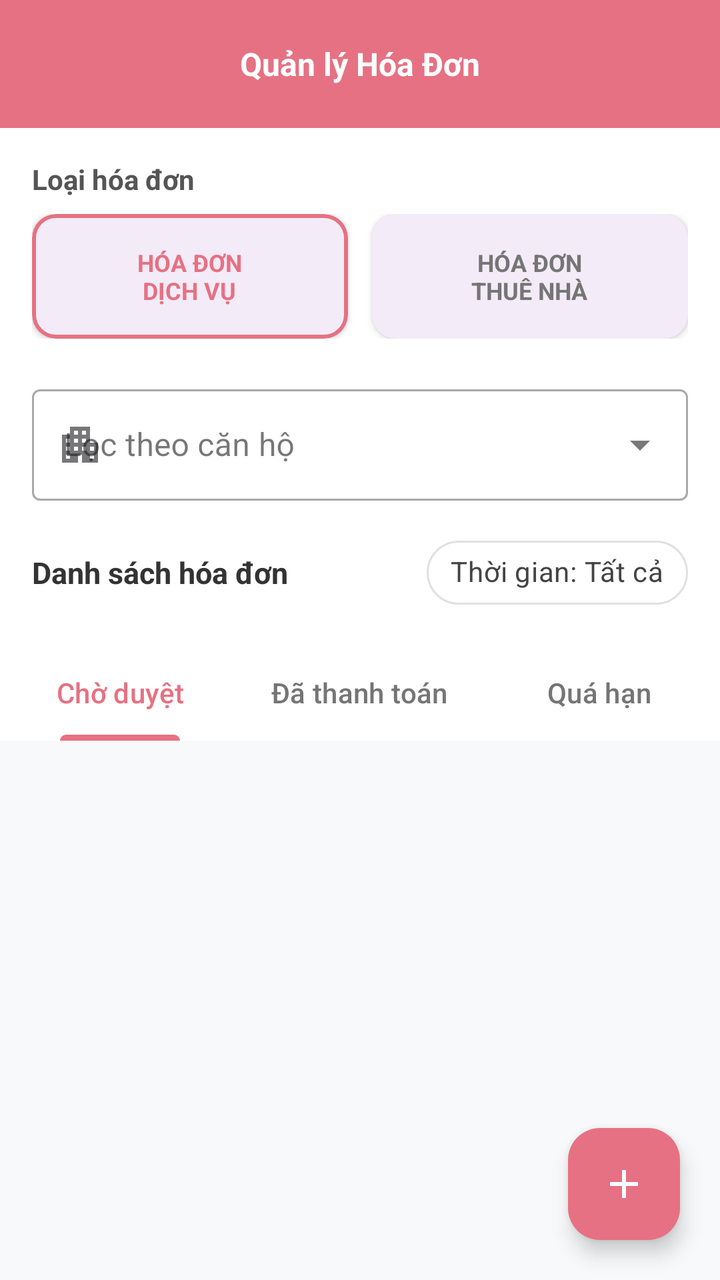
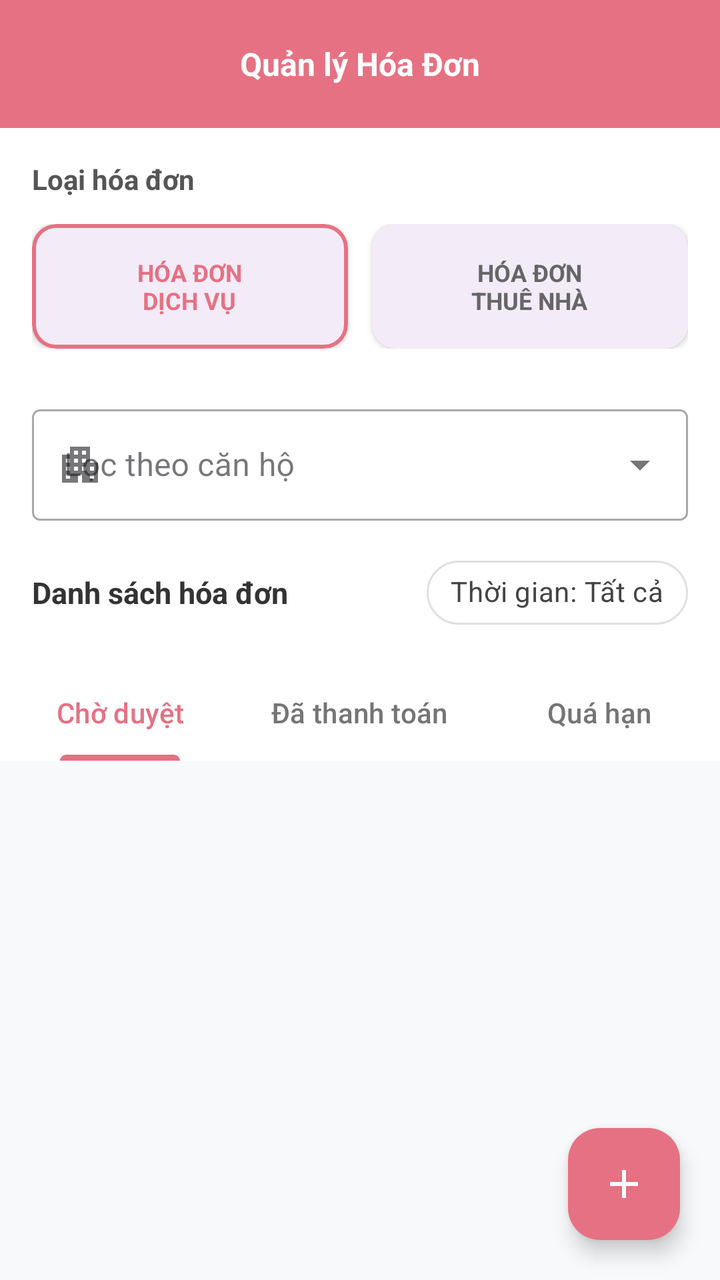

Compare the two renders of this Android layout. The source of the first and the diff that turns it into the second are given below.
<!-- AndroidManifest.xml: application theme Theme.Apt -->
<!-- res/layout/fragment_admin_bill.xml -->
<?xml version="1.0" encoding="utf-8"?>
<androidx.coordinatorlayout.widget.CoordinatorLayout
    xmlns:android="http://schemas.android.com/apk/res/android"
    xmlns:app="http://schemas.android.com/apk/res-auto"
    android:layout_width="match_parent"
    android:layout_height="match_parent"
    android:background="#F8F9FA">

    <com.google.android.material.appbar.AppBarLayout
        android:layout_width="match_parent"
        android:layout_height="wrap_content"
        android:background="@color/white"
        app:elevation="0dp">

        <com.google.android.material.appbar.CollapsingToolbarLayout
            android:layout_width="match_parent"
            android:layout_height="wrap_content"
            app:layout_scrollFlags="scroll|exitUntilCollapsed">

            <LinearLayout
                android:layout_width="match_parent"
                android:layout_height="wrap_content"
                android:orientation="vertical"
                android:paddingBottom="12dp">

                <RelativeLayout
                    android:layout_width="match_parent"
                    android:layout_height="?attr/actionBarSize"
                    android:background="@color/primary"
                    android:paddingHorizontal="16dp">
                    <TextView
                        android:layout_width="wrap_content"
                        android:layout_height="wrap_content"
                        android:layout_centerInParent="true"
                        android:text="Quản lý Hóa Đơn"
                        android:textColor="@color/white"
                        android:textSize="16sp"
                        android:textStyle="bold" />
                </RelativeLayout>

                <TextView
                    android:layout_width="wrap_content"
                    android:layout_height="wrap_content"
                    android:text="Loại hóa đơn"
                    android:textSize="14sp"
                    android:textStyle="bold"
                    android:textColor="#555555"
                    android:layout_marginTop="16dp"
                    android:layout_marginStart="16dp"
                    android:layout_marginBottom="8dp"/>

                <LinearLayout
                    android:layout_width="match_parent"
                    android:layout_height="wrap_content"
                    android:orientation="horizontal"
                    android:paddingHorizontal="16dp"
                    android:weightSum="2">

                    <com.google.android.material.card.MaterialCardView
                        android:id="@+id/cardServiceBill"
                        android:layout_width="0dp"
                        android:layout_height="wrap_content"
                        android:layout_weight="1"
                        android:layout_marginEnd="6dp"
                        app:cardCornerRadius="12dp"
                        app:cardElevation="2dp"
                        app:strokeColor="@color/primary"
                        app:strokeWidth="2dp">
                        <LinearLayout
                            android:layout_width="match_parent"
                            android:layout_height="wrap_content"
                            android:gravity="center"
                            android:padding="16dp">
                            <TextView
                                android:layout_width="wrap_content"
                                android:layout_height="wrap_content"
                                android:text="HÓA ĐƠN\nDỊCH VỤ"
                                android:gravity="center"
                                android:textColor="@color/primary"
                                android:textSize="12sp"
                                android:textStyle="bold" />
                        </LinearLayout>
                    </com.google.android.material.card.MaterialCardView>

                    <com.google.android.material.card.MaterialCardView
                        android:id="@+id/cardRentBill"
                        android:layout_width="0dp"
                        android:layout_height="wrap_content"
                        android:layout_weight="1"
                        android:layout_marginStart="6dp"
                        app:cardCornerRadius="12dp"
                        app:cardElevation="2dp"
                        app:strokeWidth="0dp">
                        <LinearLayout
                            android:layout_width="match_parent"
                            android:layout_height="wrap_content"
                            android:gravity="center"
                            android:padding="16dp">
                            <TextView
                                android:layout_width="wrap_content"
                                android:layout_height="wrap_content"
                                android:text="HÓA ĐƠN\nTHUÊ NHÀ"
                                android:gravity="center"
                                android:textColor="#757575"
                                android:textSize="12sp"
                                android:textStyle="bold" />
                        </LinearLayout>
                    </com.google.android.material.card.MaterialCardView>
                </LinearLayout>

                <LinearLayout
                    android:layout_width="match_parent"
                    android:layout_height="wrap_content"
                    android:orientation="vertical"
                    android:paddingHorizontal="16dp"
                    android:layout_marginTop="20dp">

                    <com.google.android.material.textfield.TextInputLayout
                        style="@style/Widget.MaterialComponents.TextInputLayout.OutlinedBox.ExposedDropdownMenu"
                        android:layout_width="match_parent"
                        android:layout_height="wrap_content"
                        android:hint="Lọc theo căn hộ"
                        app:startIconDrawable="@drawable/ic_apartment">
                        <AutoCompleteTextView
                            android:id="@+id/spinnerApartmentFilter"
                            android:layout_width="match_parent"
                            android:layout_height="wrap_content"
                            android:inputType="none" />
                    </com.google.android.material.textfield.TextInputLayout>

                    <LinearLayout
                        android:layout_width="match_parent"
                        android:layout_height="wrap_content"
                        android:orientation="horizontal"
                        android:gravity="center_vertical"
                        android:layout_marginTop="12dp">

                        <TextView
                            android:layout_width="0dp"
                            android:layout_height="wrap_content"
                            android:layout_weight="1"
                            android:text="Danh sách hóa đơn"
                            android:textSize="15sp"
                            android:textStyle="bold"
                            android:textColor="#333333"/>

                        <com.google.android.material.chip.Chip
                            android:id="@+id/chipDateFilter"
                            style="@style/Widget.MaterialComponents.Chip.Filter"
                            android:layout_width="wrap_content"
                            android:layout_height="wrap_content"
                            android:text="Thời gian: Tất cả"
                            app:chipIcon="@drawable/ic_calendar"
                            app:chipIconTint="@color/primary"
                            android:textColor="#444444"
                            app:chipBackgroundColor="@color/white"
                            app:chipStrokeColor="#E0E0E0"
                            app:chipStrokeWidth="1dp" />
                    </LinearLayout>
                </LinearLayout>

            </LinearLayout>
        </com.google.android.material.appbar.CollapsingToolbarLayout>

        <com.google.android.material.tabs.TabLayout
            android:id="@+id/tabLayoutAdmin"
            android:layout_width="match_parent"
            android:layout_height="wrap_content"
            android:background="@android:color/white"
            app:tabIndicatorFullWidth="false"
            app:tabIndicatorColor="@color/primary"
            app:tabSelectedTextColor="@color/primary"
            app:tabTextColor="#757575"
            app:tabMode="fixed"
            app:tabGravity="fill">
            <com.google.android.material.tabs.TabItem
                android:layout_height="wrap_content"
                android:layout_width="wrap_content"
                android:text="Chờ duyệt" />
            <com.google.android.material.tabs.TabItem
                android:layout_height="wrap_content"
                android:layout_width="wrap_content"
                android:text="Đã thanh toán" />
            <com.google.android.material.tabs.TabItem
                android:layout_height="wrap_content"
                android:layout_width="wrap_content"
                android:text="Quá hạn" />
        </com.google.android.material.tabs.TabLayout>

    </com.google.android.material.appbar.AppBarLayout>

    <LinearLayout
        android:id="@+id/layoutEmpty"
        android:layout_width="match_parent"
        android:layout_height="200dp"
        android:gravity="center"
        android:orientation="vertical"
        android:visibility="gone"
        app:layout_behavior="@string/appbar_scrolling_view_behavior">
        <ImageView
            android:layout_width="80dp"
            android:layout_height="80dp"
            android:src="@drawable/ic_empty_bill"
            app:tint="#CCCCCC" />
        <TextView
            android:layout_width="wrap_content"
            android:layout_height="wrap_content"
            android:layout_marginTop="16dp"
            android:text="Không tìm thấy hóa đơn nào"
            android:textColor="#999999"
            android:textSize="16sp" />
    </LinearLayout>

    <androidx.recyclerview.widget.RecyclerView
        android:id="@+id/rvAdminBills"
        android:layout_width="match_parent"
        android:layout_height="match_parent"
        android:clipToPadding="false"
        android:paddingTop="8dp"
        android:paddingBottom="88dp"
        app:layout_behavior="@string/appbar_scrolling_view_behavior" />

    <com.google.android.material.floatingactionbutton.FloatingActionButton
        android:id="@+id/fabAddBill"
        android:layout_width="wrap_content"
        android:layout_height="wrap_content"
        android:layout_gravity="bottom|end"
        android:layout_margin="20dp"
        android:src="@drawable/ic_add_bill"
        app:backgroundTint="@color/primary"
        app:tint="@android:color/white"
        app:elevation="6dp"/>

</androidx.coordinatorlayout.widget.CoordinatorLayout>
<!-- resources referenced by this layout -->
<resources>
  <color name="primary">#E67182</color>
  <color name="white">#FFFFFFFF</color>
  <!-- drawable ic_add_bill (drawable) -->
  <vector xmlns:android="http://schemas.android.com/apk/res/android" android:height="24dp" android:tint="#000000" android:viewportHeight="24" android:viewportWidth="24" android:width="24dp">
        
      <path android:fillColor="@android:color/white" android:pathData="M19,13h-6v6h-2v-6H5v-2h6V5h2v6h6v2z"/>
      
  </vector>
  <!-- drawable ic_apartment (drawable) -->
  <vector xmlns:android="http://schemas.android.com/apk/res/android"
      android:width="24dp"
      android:height="24dp"
      android:viewportWidth="960"
      android:viewportHeight="960">
    <path
        android:pathData="M120,840v-560h160v-160h400v320h160v400L520,840v-160h-80v160L120,840ZM200,760h80v-80h-80v80ZM200,600h80v-80h-80v80ZM200,440h80v-80h-80v80ZM360,600h80v-80h-80v80ZM360,440h80v-80h-80v80ZM360,280h80v-80h-80v80ZM520,600h80v-80h-80v80ZM520,440h80v-80h-80v80ZM520,280h80v-80h-80v80ZM680,760h80v-80h-80v80ZM680,600h80v-80h-80v80Z"
        android:fillColor="#666666"/>
  </vector>
  <!-- drawable ic_empty_bill (drawable) -->
  <vector xmlns:android="http://schemas.android.com/apk/res/android"
      android:width="24dp"
      android:height="24dp"
      android:viewportWidth="960"
      android:viewportHeight="960">
    <path
        android:pathData="m819,932 l-59,-59q-10,3 -19.5,5T720,880L240,880q-50,0 -85,-35t-35,-85v-120h120v-287L27,140l57,-57L876,875l-57,57ZM240,800h447l-80,-80L200,720v40q0,17 11.5,28.5T240,800ZM840,727 L760,647v-447L313,200l-73,-73v-47l60,60 60,-60 60,60 60,-60 60,60 60,-60 60,60 60,-60 60,60 60,-60v647ZM320,640h207L320,433v207ZM475,360 L395,280h205v80L475,360ZM595,480 L515,400h85v80h-5ZM651.5,468.5Q640,457 640,440t11.5,-28.5Q663,400 680,400t28.5,11.5Q720,423 720,440t-11.5,28.5Q697,480 680,480t-28.5,-11.5ZM680,360q-17,0 -28.5,-11.5T640,320q0,-17 11.5,-28.5T680,280q17,0 28.5,11.5T720,320q0,17 -11.5,28.5T680,360ZM200,800v-80,80Z"
        android:fillColor="#666666"/>
  </vector>
  <style name="Theme.Apt" parent="Base.Theme.Apt" />
  <style name="Base.Theme.Apt" parent="Theme.Material3.DayNight.NoActionBar">
          
          
      </style>
  <!-- unchanged entries left out for length: 1 -->
</resources>

<!-- the commit's change to res/layout/fragment_admin_bill.xml (unified diff, before → after) -->
@@ -54,6 +54,8 @@
                     android:layout_height="wrap_content"
                     android:orientation="horizontal"
                     android:paddingHorizontal="16dp"
+                    android:paddingTop="5dp"
+                    android:paddingBottom="5dp"
                     android:weightSum="2">
 
                     <com.google.android.material.card.MaterialCardView
@@ -72,6 +74,7 @@
                             android:gravity="center"
                             android:padding="16dp">
                             <TextView
+                                android:id="@+id/tvServiceBill"
                                 android:layout_width="wrap_content"
                                 android:layout_height="wrap_content"
                                 android:text="HÓA ĐƠN\nDỊCH VỤ"
@@ -97,11 +100,12 @@
                             android:gravity="center"
                             android:padding="16dp">
                             <TextView
+                                android:id="@+id/tvRentBill"
                                 android:layout_width="wrap_content"
                                 android:layout_height="wrap_content"
                                 android:text="HÓA ĐƠN\nTHUÊ NHÀ"
                                 android:gravity="center"
-                                android:textColor="#757575"
+                                android:textColor="@color/text_body"
                                 android:textSize="12sp"
                                 android:textStyle="bold" />
                         </LinearLayout>
<!-- resource entries referenced after the edit -->
@@ -1,6 +1,7 @@
 <!-- resources referenced by this layout -->
 <resources>
   <color name="primary">#E67182</color>
+  <color name="text_body">#666666</color>
   <color name="white">#FFFFFFFF</color>
   <!-- drawable ic_add_bill (drawable) -->
   <vector xmlns:android="http://schemas.android.com/apk/res/android" android:height="24dp" android:tint="#000000" android:viewportHeight="24" android:viewportWidth="24" android:width="24dp">
